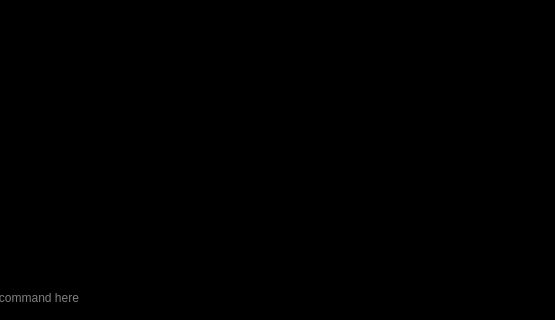
Qt form black-magic-rpg/BlackMagicRPG/mainwindow.ui (stephen-soul/Qt-Code-Samples) before a commit; both pictures show x 85 to 640 and y 160 to 480 of the 640 by 480 pixel window.
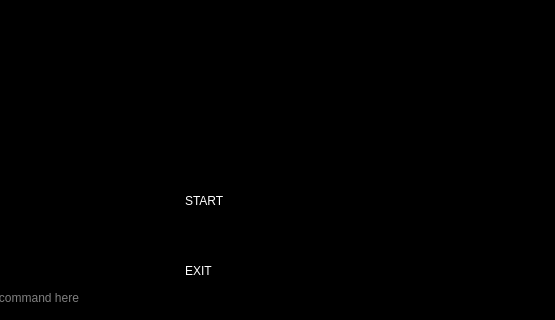
The same form after that commit.

Commit message: Added a new font. Working on adding a map

```diff
--- a/black-magic-rpg/BlackMagicRPG/mainwindow.ui
+++ b/black-magic-rpg/BlackMagicRPG/mainwindow.ui
@@ -157,13 +157,51 @@
      <string>&lt;!DOCTYPE HTML PUBLIC &quot;-//W3C//DTD HTML 4.0//EN&quot; &quot;http://www.w3.org/TR/REC-html40/strict.dtd&quot;&gt;
 &lt;html&gt;&lt;head&gt;&lt;meta name=&quot;qrichtext&quot; content=&quot;1&quot; /&gt;&lt;style type=&quot;text/css&quot;&gt;
 p, li { white-space: pre-wrap; }
-&lt;/style&gt;&lt;/head&gt;&lt;body style=&quot; font-family:'VCR OSD Mono'; font-size:11pt; font-weight:400; font-style:normal;&quot;&gt;
-&lt;p style=&quot;-qt-paragraph-type:empty; margin-top:12px; margin-bottom:12px; margin-left:0px; margin-right:0px; -qt-block-indent:0; text-indent:0px; line-height:5px; font-family:'Noto Sans UI';&quot;&gt;&lt;br /&gt;&lt;/p&gt;&lt;/body&gt;&lt;/html&gt;</string>
+&lt;/style&gt;&lt;/head&gt;&lt;body style=&quot; font-family:'PxPlus IBM MDA'; font-size:12pt; font-weight:400; font-style:normal;&quot;&gt;
+&lt;p style=&quot;-qt-paragraph-type:empty; margin-top:12px; margin-bottom:12px; margin-left:0px; margin-right:0px; -qt-block-indent:0; text-indent:0px; line-height:5px; font-family:'Noto Sans UI'; font-size:11pt;&quot;&gt;&lt;br /&gt;&lt;/p&gt;&lt;/body&gt;&lt;/html&gt;</string>
     </property>
     <property name="textInteractionFlags">
      <set>Qt::NoTextInteraction</set>
     </property>
    </widget>
+   <widget class="QLabel" name="startLabel">
+    <property name="geometry">
+     <rect>
+      <x>270</x>
+      <y>330</y>
+      <width>111</width>
+      <height>61</height>
+     </rect>
+    </property>
+    <property name="styleSheet">
+     <string notr="true">background-color: rgb(0, 0, 0);
+border-color: rgb(255, 255, 255);
+color: rgb(255, 255, 255);
+font: 22pt &quot;PxPlus IBM MDA&quot;;</string>
+    </property>
+    <property name="text">
+     <string>START</string>
+    </property>
+   </widget>
+   <widget class="QLabel" name="exitLabel">
+    <property name="geometry">
+     <rect>
+      <x>270</x>
+      <y>400</y>
+      <width>111</width>
+      <height>61</height>
+     </rect>
+    </property>
+    <property name="styleSheet">
+     <string notr="true">background-color: rgb(0, 0, 0);
+border-color: rgb(255, 255, 255);
+color: rgb(255, 255, 255);
+font: 22pt &quot;PxPlus IBM MDA&quot;;</string>
+    </property>
+    <property name="text">
+     <string>EXIT</string>
+    </property>
+   </widget>
   </widget>
  </widget>
  <layoutdefault spacing="6" margin="11"/>
```
Left out of the diff: 7 changed lines with no effect on the pictures. The commit also changes 14 other files.
